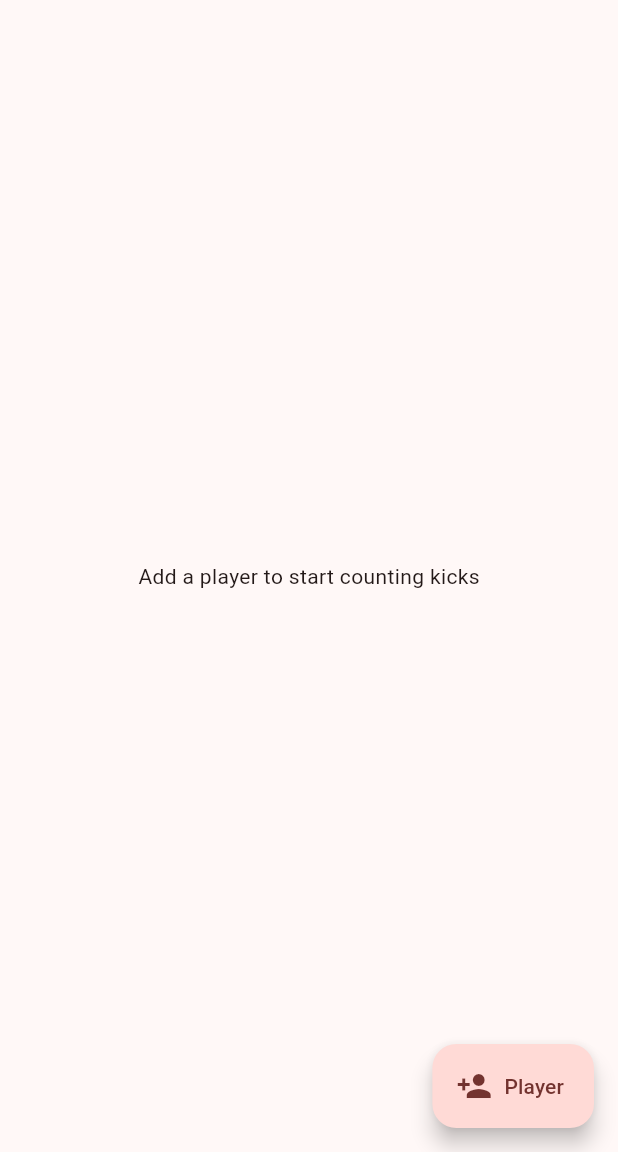
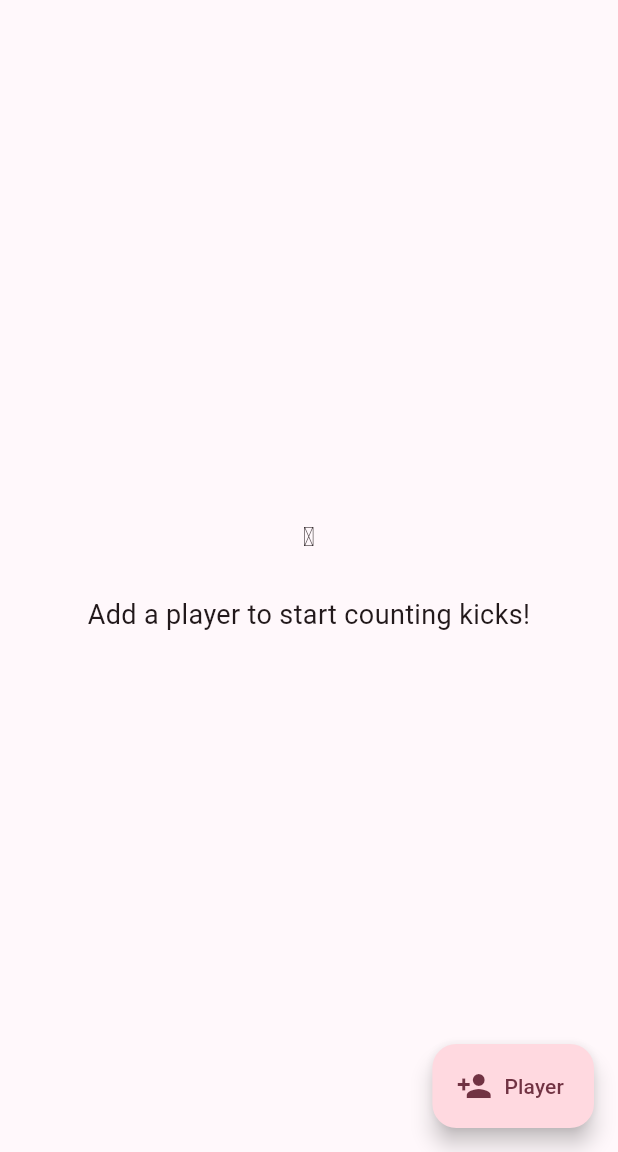
Before and after one commit to nhitran53/traditional-birdie, a Flutter app: the screen it shows after launch, after a tap on "Start juggling", on a phone screen of 412 x 824 dp, the part 84-1236 px from its top. Run offline on Flutter 3.47's test engine with Material 3 defaults, Android fonts, the phone set to English and light mode, and no system bars.

Commit message:
Cuter pastel UI and review fixes
Pastel rounded team cards, bouncy score pop animation, floating
feather mascot, juggling cheers and medal leaderboard.

Fix: dropping with zero kicks no longer counts an attempt,
re-tapping the active player keeps their streak, and the set-point
banner shows both teams at a capped deuce.

```diff
--- a/lib/main.dart
+++ b/lib/main.dart
@@ -13,7 +13,8 @@ class TraditionalBirdieApp extends StatelessWidget {
       title: 'Shuttlecock Score',
       debugShowCheckedModeBanner: false,
       theme: ThemeData(
-        colorScheme: ColorScheme.fromSeed(seedColor: const Color(0xFFD32F2F)),
+        colorScheme: ColorScheme.fromSeed(seedColor: const Color(0xFFFF8FAB)),
+        scaffoldBackgroundColor: const Color(0xFFFFF8FB),
         useMaterial3: true,
       ),
       home: const HomeScreen(),
--- a/lib/models/juggle_session.dart
+++ b/lib/models/juggle_session.dart
@@ -22,6 +22,7 @@ class JuggleSession {
   }
 
   void select(int index) {
+    if (index == activeIndex) return;
     if (streak > 0) drop();
     activeIndex = index;
   }
@@ -34,7 +35,7 @@ class JuggleSession {
   /// Ends the current streak. Returns true if it set a new personal best.
   bool drop() {
     final p = active;
-    if (p == null) return false;
+    if (p == null || streak == 0) return false;
     p.attempts++;
     final isBest = streak > p.best;
     if (isBest) p.best = streak;
--- a/lib/screens/home_screen.dart
+++ b/lib/screens/home_screen.dart
@@ -12,8 +12,8 @@ class HomeScreen extends StatefulWidget {
 }
 
 class _HomeScreenState extends State<HomeScreen> {
-  final _teamA = TextEditingController(text: 'Red Team');
-  final _teamB = TextEditingController(text: 'Blue Team');
+  final _teamA = TextEditingController(text: 'Pink Team');
+  final _teamB = TextEditingController(text: 'Mint Team');
   int _pointsPerSet = 21;
   int _bestOf = 3;
 
@@ -34,9 +34,8 @@ class _HomeScreenState extends State<HomeScreen> {
       setsToWin: (_bestOf + 1) ~/ 2,
       pointCap: _pointsPerSet + 4,
     );
-    Navigator.of(context).push(
-      MaterialPageRoute(builder: (_) => MatchScreen(match: match)),
-    );
+    Navigator.of(context)
+        .push(MaterialPageRoute(builder: (_) => MatchScreen(match: match)));
   }
 
   @override
@@ -47,7 +46,7 @@ class _HomeScreenState extends State<HomeScreen> {
       body: ListView(
         padding: const EdgeInsets.all(20),
         children: [
-          const Text('🪶', textAlign: TextAlign.center, style: TextStyle(fontSize: 64)),
+          const Center(child: BouncingFeather()),
           Text(
             'Traditional shuttlecock kicking',
             textAlign: TextAlign.center,
@@ -60,7 +59,7 @@ class _HomeScreenState extends State<HomeScreen> {
             controller: _teamA,
             decoration: const InputDecoration(
               labelText: 'Team 1',
-              prefixIcon: Icon(Icons.circle, color: Colors.red),
+              prefixIcon: Icon(Icons.circle, color: Color(0xFFFFB5C2)),
               border: OutlineInputBorder(),
             ),
           ),
@@ -69,7 +68,7 @@ class _HomeScreenState extends State<HomeScreen> {
             controller: _teamB,
             decoration: const InputDecoration(
               labelText: 'Team 2',
-              prefixIcon: Icon(Icons.circle, color: Colors.blue),
+              prefixIcon: Icon(Icons.circle, color: Color(0xFFA8E6CF)),
               border: OutlineInputBorder(),
             ),
           ),
@@ -107,7 +106,9 @@ class _HomeScreenState extends State<HomeScreen> {
             onPressed: _startMatch,
             icon: const Icon(Icons.sports_volleyball),
             label: const Text('Start match'),
-            style: FilledButton.styleFrom(minimumSize: const Size.fromHeight(52)),
+            style: FilledButton.styleFrom(
+              minimumSize: const Size.fromHeight(52),
+            ),
           ),
           const Divider(height: 48),
           Text('Juggling mode', style: theme.textTheme.titleLarge),
@@ -117,15 +118,53 @@ class _HomeScreenState extends State<HomeScreen> {
           ),
           const SizedBox(height: 12),
           OutlinedButton.icon(
-            onPressed: () => Navigator.of(context).push(
-              MaterialPageRoute(builder: (_) => const JuggleScreen()),
-            ),
+            onPressed: () => Navigator.of(context)
+                .push(MaterialPageRoute(builder: (_) => const JuggleScreen())),
             icon: const Icon(Icons.repeat),
             label: const Text('Start juggling'),
-            style: OutlinedButton.styleFrom(minimumSize: const Size.fromHeight(52)),
+            style: OutlinedButton.styleFrom(
+              minimumSize: const Size.fromHeight(52),
+            ),
           ),
         ],
       ),
     );
   }
 }
+
+/// The home-screen mascot: a feather that gently floats up and down.
+class BouncingFeather extends StatefulWidget {
+  const BouncingFeather({super.key});
+
+  @override
+  State<BouncingFeather> createState() => _BouncingFeatherState();
+}
+
+class _BouncingFeatherState extends State<BouncingFeather>
+    with SingleTickerProviderStateMixin {
+  late final AnimationController _c = AnimationController(
+    vsync: this,
+    duration: const Duration(milliseconds: 1400),
+  )..repeat(reverse: true);
+
+  @override
+  void dispose() {
+    _c.dispose();
+    super.dispose();
+  }
+
+  @override
+  Widget build(BuildContext context) {
+    return AnimatedBuilder(
+      animation: _c,
+      builder: (_, child) {
+        final t = Curves.easeInOut.transform(_c.value);
+        return Transform.translate(
+          offset: Offset(0, -14 * t),
+          child: Transform.rotate(angle: 0.25 * (t - 0.5), child: child),
+        );
+      },
+      child: const Text('🪶', style: TextStyle(fontSize: 72)),
+    );
+  }
+}
--- a/lib/screens/juggle_screen.dart
+++ b/lib/screens/juggle_screen.dart
@@ -1,12 +1,22 @@
 import 'package:flutter/material.dart';
 
 import '../models/juggle_session.dart';
+import 'match_screen.dart' show PopNumber;
 
 class JuggleScreen extends StatefulWidget {
   const JuggleScreen({super.key});
 
   @override
   State<JuggleScreen> createState() => _JuggleScreenState();
+}
+
+String _cheer(int streak) {
+  if (streak == 0) return 'tap for each kick 🦶';
+  if (streak < 5) return 'nice start! 🐣';
+  if (streak < 10) return 'keep it up! 🌸';
+  if (streak < 25) return 'wow, so smooth! 🌈';
+  if (streak < 50) return 'on fire!! 🔥';
+  return 'legendary kicker 👑';
 }
 
 class _JuggleScreenState extends State<JuggleScreen> {
@@ -26,16 +36,21 @@ class _JuggleScreenState extends State<JuggleScreen> {
   void _drop() {
     final player = _session.active;
     final streak = _session.streak;
+    if (streak == 0) return;
     late bool isBest;
     setState(() => isBest = _session.drop());
     if (player == null) return;
     ScaffoldMessenger.of(context)
       ..hideCurrentSnackBar()
-      ..showSnackBar(SnackBar(
-        content: Text(isBest && streak > 0
+      ..showSnackBar(
+        SnackBar(
+          content: Text(
+            isBest && streak > 0
                 ? '🎉 New best for ${player.name}: $streak kicks!'
-            : '${player.name} dropped it at $streak'),
-      ));
+                : '${player.name} dropped it at $streak',
+          ),
+        ),
+      );
   }
 
   @override
@@ -51,14 +66,23 @@ class _JuggleScreenState extends State<JuggleScreen> {
         label: const Text('Player'),
       ),
       body: _session.players.isEmpty
-          ? const Center(child: Text('Add a player to start counting kicks'))
+          ? const Center(
+              child: Text(
+                '🪶\n\nAdd a player to start counting kicks!',
+                textAlign: TextAlign.center,
+                style: TextStyle(fontSize: 18),
+              ),
+            )
           : Column(
               children: [
                 SizedBox(
                   height: 56,
                   child: ListView(
                     scrollDirection: Axis.horizontal,
-                    padding: const EdgeInsets.symmetric(horizontal: 12, vertical: 8),
+                    padding: const EdgeInsets.symmetric(
+                      horizontal: 12,
+                      vertical: 8,
+                    ),
                     children: [
                       for (var i = 0; i < _session.players.length; i++)
                         Padding(
@@ -66,7 +90,8 @@ class _JuggleScreenState extends State<JuggleScreen> {
                           child: ChoiceChip(
                             label: Text(_session.players[i].name),
                             selected: _session.activeIndex == i,
-                            onSelected: (_) => setState(() => _session.select(i)),
+                            onSelected: (_) =>
+                                setState(() => _session.select(i)),
                           ),
                         ),
                     ],
@@ -74,24 +99,35 @@ class _JuggleScreenState extends State<JuggleScreen> {
                 ),
                 Expanded(
                   flex: 3,
+                  child: Padding(
+                    padding: const EdgeInsets.symmetric(horizontal: 16),
                     child: Material(
-                    color: theme.colorScheme.primaryContainer,
+                      color: const Color(0xFFFFE3EC),
+                      borderRadius: BorderRadius.circular(32),
+                      clipBehavior: Clip.antiAlias,
                       child: InkWell(
                         onTap: () => setState(_session.kick),
                         child: Center(
                           child: Column(
                             mainAxisSize: MainAxisSize.min,
                             children: [
-                            Text(active?.name ?? '', style: theme.textTheme.titleLarge),
                               Text(
-                              '${_session.streak}',
+                                active?.name ?? '',
+                                style: theme.textTheme.titleLarge,
+                              ),
+                              PopNumber(
+                                value: _session.streak,
                                 style: const TextStyle(
                                   fontSize: 120,
-                                fontWeight: FontWeight.bold,
+                                  fontWeight: FontWeight.w900,
                                 ),
                               ),
-                            const Text('tap for each kick'),
+                              Text(
+                                _cheer(_session.streak),
+                                style: theme.textTheme.titleMedium,
+                              ),
                             ],
+                          ),
                         ),
                       ),
                     ),
@@ -102,11 +138,11 @@ class _JuggleScreenState extends State<JuggleScreen> {
                   child: FilledButton.icon(
                     onPressed: _drop,
                     style: FilledButton.styleFrom(
-                      backgroundColor: theme.colorScheme.error,
+                      backgroundColor: const Color(0xFFFF8A80),
                       minimumSize: const Size.fromHeight(52),
                     ),
                     icon: const Icon(Icons.arrow_downward),
-                    label: const Text('Dropped!'),
+                    label: const Text('Oops, dropped!'),
                   ),
                 ),
                 Expanded(
@@ -116,11 +152,20 @@ class _JuggleScreenState extends State<JuggleScreen> {
                     children: [
                       Padding(
                         padding: const EdgeInsets.symmetric(horizontal: 16),
-                        child: Text('Leaderboard', style: theme.textTheme.titleMedium),
+                        child: Text(
+                          'Leaderboard',
+                          style: theme.textTheme.titleMedium,
+                        ),
                       ),
                       for (final (i, p) in _session.leaderboard.indexed)
                         ListTile(
-                          leading: CircleAvatar(child: Text('${i + 1}')),
+                          leading: CircleAvatar(
+                            backgroundColor: const Color(0xFFFFF1B8),
+                            child: Text(
+                              const ['🥇', '🥈', '🥉'].elementAtOrNull(i) ??
+                                  '${i + 1}',
+                            ),
+                          ),
                           title: Text(p.name),
                           subtitle: Text('${p.attempts} attempts'),
                           trailing: Text(
```
Also changed, not shown: lib/models/shuttlecock_match.dart (+8 -7 lines), lib/screens/match_screen.dart (+59 -20 lines), 1 other file. Lines whose indentation alone changed are shown as unchanged.
